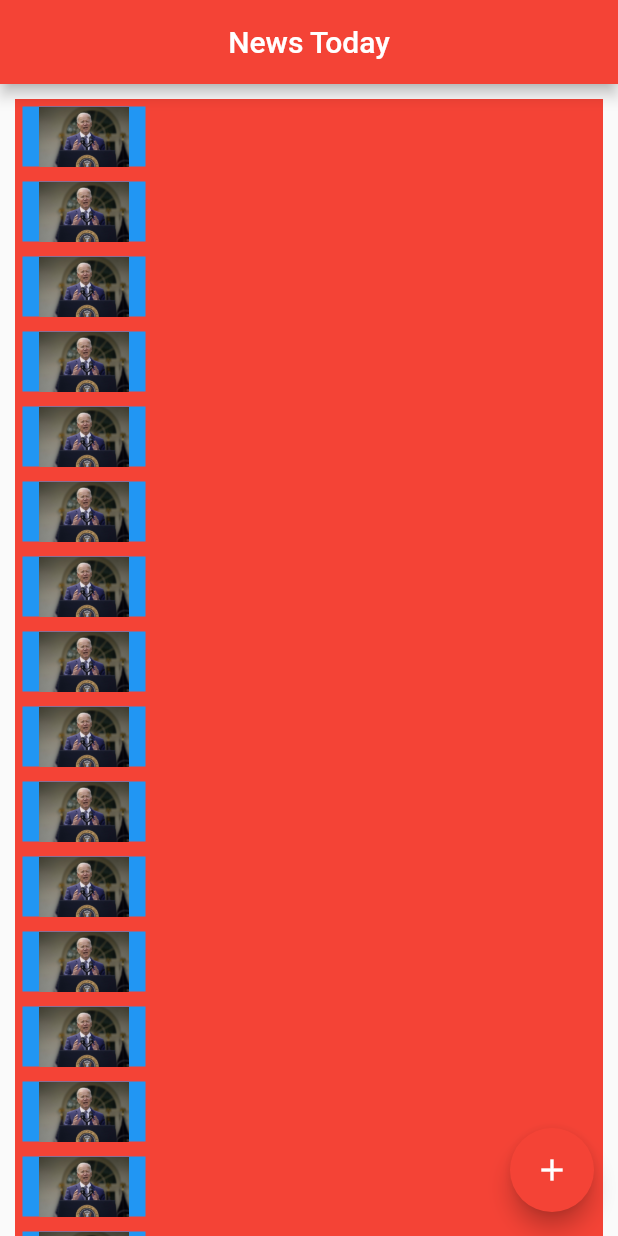
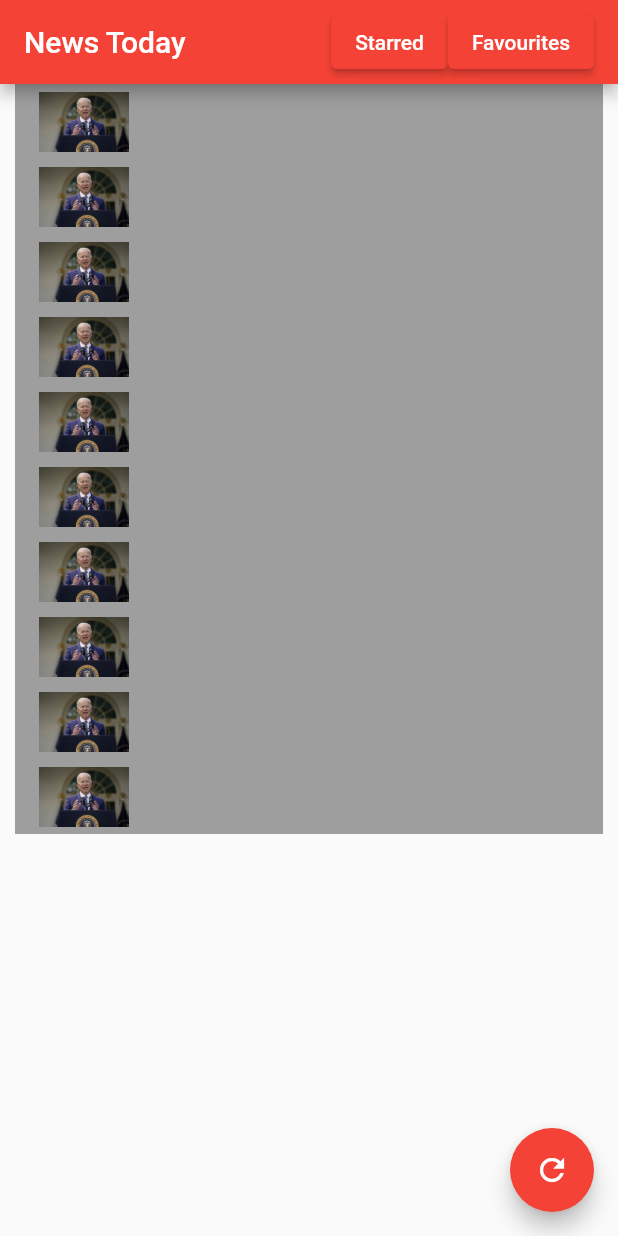
Before and after one commit to cc-dev-65535/flutter-mobile-application, a Flutter app: the screen it shows after launch, on a phone screen of 412 x 824 dp. Run offline on Flutter 3.47's test engine with Material 2 defaults, Android fonts, the phone set to English and light mode, and no system bars.

Commit message:
Save main.dart work

```diff
--- a/lib/main.dart
+++ b/lib/main.dart
@@ -1,5 +1,7 @@
 import 'package:flutter/material.dart';
 import 'package:flutter/services.dart';
+import 'package:my_app/widget/news_list.dart';
+import 'package:my_app/utils/routes.dart';
 
 void main() {
   WidgetsFlutterBinding.ensureInitialized();
@@ -19,6 +21,11 @@ class MyApp extends StatelessWidget {
       theme: ThemeData(
         primarySwatch: Colors.red,
       ),
+      routes: {
+        Routes.homePage: (context) => const MyHomePage(title: 'News Today'),//PageContainer(pageType: PageType.HomePage),
+        Routes.firstPage: (context) => const MyHomePage(title: 'News Today'),//PageContainer(pageType: PageType.FirstPage),
+        Routes.secondPage: (context) => const MyHomePage(title: 'News Today'),//PageContainer(pageType: PageType.SecondPage),
+      },
       home: const MyHomePage(title: 'News Today'),
     );
   }
@@ -41,35 +48,24 @@ class _MyHomePageState extends State<MyHomePage> {
 
   @override
   Widget build(BuildContext context) {
-
-    ListView newsContent = ListView.builder(
-        shrinkWrap: true,
-        itemCount: 50,
-        padding: const EdgeInsets.all(10.0),
-        itemBuilder: (BuildContext context, int index) {
-          return Dismissible(
-            key: ValueKey(index),
-            child: Container(
-              height: 50,
-              padding: EdgeInsets.all(5.0),
-              color: Colors.red,
-              child: Container( margin: EdgeInsets.fromLTRB(0, 0, 300.0, 0),
-                                color: Colors.blue,
-                                child: Image.asset(
-                                        'lib/images/politico.jpg',
-                                        width: 10.0,
-                                        height: 10.0,),
-                    ),
-            ),
-          );
-        },
-    );
-
     return Scaffold(
       appBar: AppBar(
         title: Row(
-          mainAxisAlignment: MainAxisAlignment.center,
-          children: <Widget>[ Text(widget.title) ],
+          mainAxisAlignment: MainAxisAlignment.spaceBetween,
+          children: <Widget>[ Text(widget.title),
+            Row(
+              mainAxisAlignment: MainAxisAlignment.start,
+              children: <Widget>[
+                ElevatedButton(
+                  onPressed: () => Navigator.popAndPushNamed(context, Routes.firstPage),
+                  child: Text("Starred")
+                ),ElevatedButton(
+                  onPressed: () => Navigator.popAndPushNamed(context, Routes.secondPage),
+                  child: Text("Favourites")
+                ),
+              ],
+            ),
+          ],
         ),
       ),
       body: Stack(
@@ -90,7 +86,7 @@ class _MyHomePageState extends State<MyHomePage> {
                 mainAxisAlignment: MainAxisAlignment.center,
                 children: <Widget>[
                   Expanded(
-                    child: newsContent,
+                    child: NewsList(),
                   ),
                 ],
               ),
@@ -99,8 +95,8 @@ class _MyHomePageState extends State<MyHomePage> {
         ),
         floatingActionButton: FloatingActionButton(
           onPressed: _incrementCounter,
-        tooltip: 'Increment',
-        child: const Icon(Icons.add),
+          tooltip: 'Refresh',
+          child: const Icon(Icons.refresh),
         ),
       );
     }
--- /dev/null
+++ b/lib/utils/routes.dart
@@ -0,0 +1,5 @@
+class Routes {
+  static final homePage = '/home';
+  static final firstPage = '/page1';
+  static final secondPage = '/page2';
+}
--- /dev/null
+++ b/lib/widget/news_list.dart
@@ -0,0 +1,31 @@
+import 'package:flutter/material.dart';
+
+class NewsList extends StatelessWidget {
+
+  @override
+  Widget build(BuildContext context) {
+    return ListView.builder(
+      shrinkWrap: true,
+      itemCount: 10,
+      padding: const EdgeInsets.fromLTRB(10.0,0,10.0,0),
+      itemBuilder: (BuildContext context, int index) {
+        return Dismissible(
+          key: ValueKey(index),
+          child: Container(
+            height: 50,
+            padding: EdgeInsets.all(5.0),
+            color: Colors.grey,
+            child: Container(
+              margin: EdgeInsets.fromLTRB(0, 0, 300.0, 0),
+              //color: Colors.white,
+              child: Image.asset(
+                'lib/images/politico.jpg',
+                width: 10.0,
+                height: 10.0,),
+              ),
+            ),
+          );
+        },
+      );
+    }
+  }
```
Lines whose indentation alone changed are shown as unchanged.
